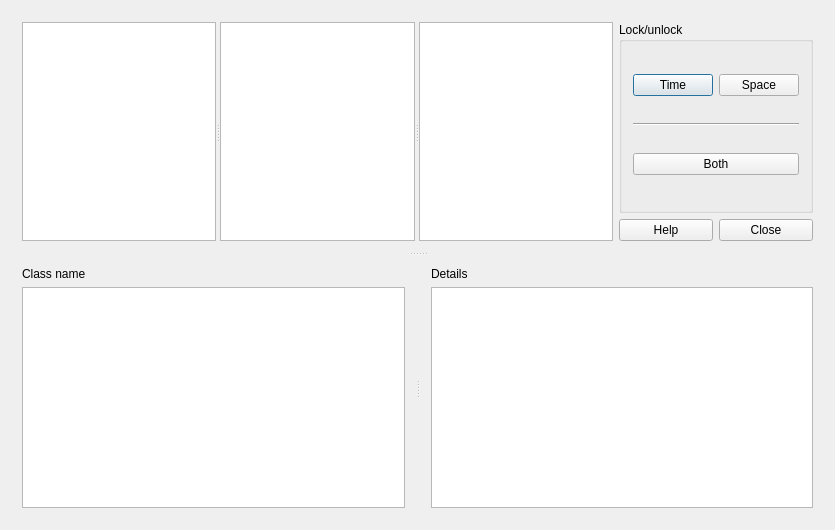
Qt form src/interface/timetableviewstudentsdayshorizontalform_template.ui (rodolforg/fet) before a commit.
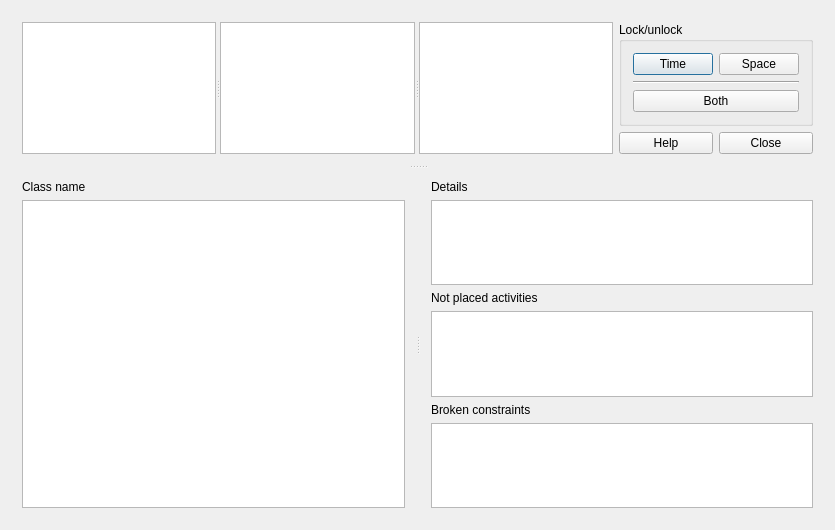
The same form after that commit. Custom widgets are drawn as their Qt base class.

The edit to the form file:
```diff
--- a/src/interface/timetableviewstudentsdayshorizontalform_template.ui
+++ b/src/interface/timetableviewstudentsdayshorizontalform_template.ui
@@ -154,6 +154,26 @@
         <item>
          <widget class="QPlainTextEdit" name="detailsTextEdit"/>
         </item>
+        <item>
+         <widget class="QLabel" name="notPlacedActivitiesLabel">
+          <property name="text">
+           <string>Not placed activities</string>
+          </property>
+         </widget>
+        </item>
+        <item>
+         <widget class="QListWidget" name="notPlacedActivitiesListWidget"/>
+        </item>
+        <item>
+         <widget class="QLabel" name="brokenConstraintsLabel">
+          <property name="text">
+           <string>Broken constraints</string>
+          </property>
+         </widget>
+        </item>
+        <item>
+         <widget class="QListWidget" name="brokenConstraintsListWidget"/>
+        </item>
        </layout>
       </widget>
      </widget>
@@ -162,6 +182,13 @@
   </layout>
  </widget>
  <layoutdefault spacing="6" margin="11"/>
+ <customwidgets>
+  <customwidget>
+   <class>EditableTimetableWidget</class>
+   <extends>QTableWidget</extends>
+   <header>editabletimetablewidget.h</header>
+  </customwidget>
+ </customwidgets>
  <resources/>
  <connections/>
 </ui>
```
Left out of the diff: 2 changed lines with no effect on the pictures.
